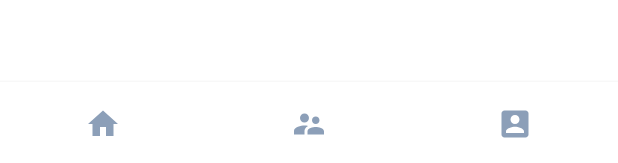
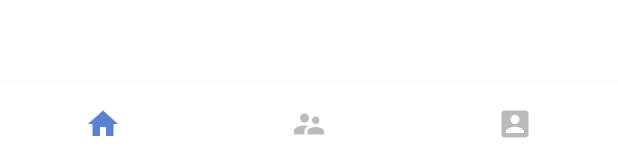
Before and after one commit to Yinghanghang/WePost, an Android app: the layout activity_start.xml on its own in the app's theme, with its tools: preview values and no code run, on a phone screen of 412 x 824 dp. Shown: the part 1070-1233 px from the top of the screen. Run offline under Robolectric (Android 15) with nearby library versions, the phone set to English and light mode, and no system bars.

Commit message:
add Icon tint to bottom nav bar

```diff
--- /dev/null
+++ b/app/src/main/res/color/selector.xml
@@ -0,0 +1,5 @@
+<?xml version="1.0" encoding="utf-8"?>
+<selector xmlns:android="http://schemas.android.com/apk/res/android">
+    <item android:state_checked="true" android:color="@color/PrimaryDark" />
+    <item android:color="@color/DarkGrey" />
+</selector>
--- a/app/src/main/res/drawable-anydpi/ic_contacts.xml
+++ b/app/src/main/res/drawable-anydpi/ic_contacts.xml
@@ -3,7 +3,7 @@
     android:height="24dp"
     android:viewportWidth="24"
     android:viewportHeight="24"
-    android:tint="#1B303B"
+    android:tint="@color/Charcoal"
     android:alpha="0.8">
   <path
       android:fillColor="@android:color/white"
--- a/app/src/main/res/drawable-anydpi/ic_home.xml
+++ b/app/src/main/res/drawable-anydpi/ic_home.xml
@@ -3,7 +3,7 @@
     android:height="24dp"
     android:viewportWidth="24"
     android:viewportHeight="24"
-    android:tint="#1B303B"
+    android:tint="@color/Charcoal"
     android:alpha="0.8">
   <path
       android:fillColor="@android:color/white"
--- a/app/src/main/res/drawable-anydpi/ic_profile.xml
+++ b/app/src/main/res/drawable-anydpi/ic_profile.xml
@@ -3,7 +3,7 @@
     android:height="24dp"
     android:viewportWidth="24"
     android:viewportHeight="24"
-    android:tint="#1B303B"
+    android:tint="@color/Charcoal"
     android:alpha="0.8">
   <path
       android:fillColor="@android:color/white"
--- a/app/src/main/res/layout/activity_main.xml
+++ b/app/src/main/res/layout/activity_main.xml
@@ -5,8 +5,8 @@
     android:layout_width="match_parent"
     android:layout_height="match_parent"
     android:padding="20dp"
-    android:background="@drawable/home_bg"
     tools:context=".MainActivity">
+
 
     <ImageView
         android:id="@+id/imageView"
--- a/app/src/main/res/layout/activity_start.xml
+++ b/app/src/main/res/layout/activity_start.xml
@@ -24,7 +24,7 @@
           android:layout_width="match_parent"
           android:layout_height="wrap_content"
           android:id="@+id/bottom_navigation"
-          app:itemIconTint="@color/ShadowBlue"
+          app:itemIconTint="@color/selector"
           app:labelVisibilityMode="unlabeled"
           android:background="?android:attr/windowBackground"
           app:menu="@menu/bottom_navigation">
--- a/app/src/main/res/values/colors.xml
+++ b/app/src/main/res/values/colors.xml
@@ -21,5 +21,8 @@
     <color name="ShadowBlue">#6F87A6</color>
     <color name="PrimaryDark">#3262c4</color>
     <color name="Silver">#C0C0C0</color>
+    <color name="DarkGrey">#a9a9a9</color>
+
+
 
 </resources>
--- a/app/src/main/res/values/strings.xml
+++ b/app/src/main/res/values/strings.xml
@@ -1,7 +1,5 @@
 <resources>
-    <string name="app_name">Social Media App</string>
+    <string name="app_name">JusTPost</string>
     <string name="already_have_an_account_login">Already have an account? <font color='#01C6DB'>Login</font></string>
     <string name="not_have_an_account_register">Not have an account? <font color='#01C6DB'>Register</font></string>
-    <!-- TODO: Remove or change this placeholder text -->
-    <string name="hello_blank_fragment">Hello blank fragment</string>
 </resources>
```
Also changed, not shown: app/src/main/java/com/example/socialmediaapp/StartActivity.java (+8 -2 lines).
